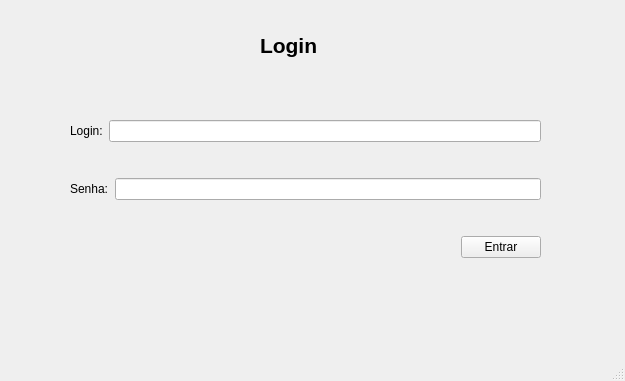
Qt form Fundamentals/Autentication/mainwindow.ui (guiipedroso/developing_qt_creator) before a commit.
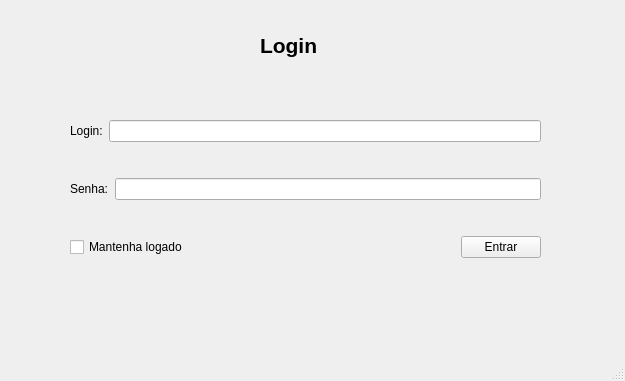
The same form after that commit.

Diff of the .ui file:
```diff
--- a/Fundamentals/Autentication/mainwindow.ui
+++ b/Fundamentals/Autentication/mainwindow.ui
@@ -33,7 +33,7 @@
      <string>Login</string>
     </property>
    </widget>
-   <widget class="QWidget" name="">
+   <widget class="QWidget" name="layoutWidget">
     <property name="geometry">
      <rect>
       <x>70</x>
@@ -77,6 +77,13 @@
      </item>
      <item>
       <layout class="QHBoxLayout" name="horizontalLayout_3">
+       <item>
+        <widget class="QCheckBox" name="check_login">
+         <property name="text">
+          <string>Mantenha logado</string>
+         </property>
+        </widget>
+       </item>
        <item>
         <spacer name="horizontalSpacer">
          <property name="orientation">
```
